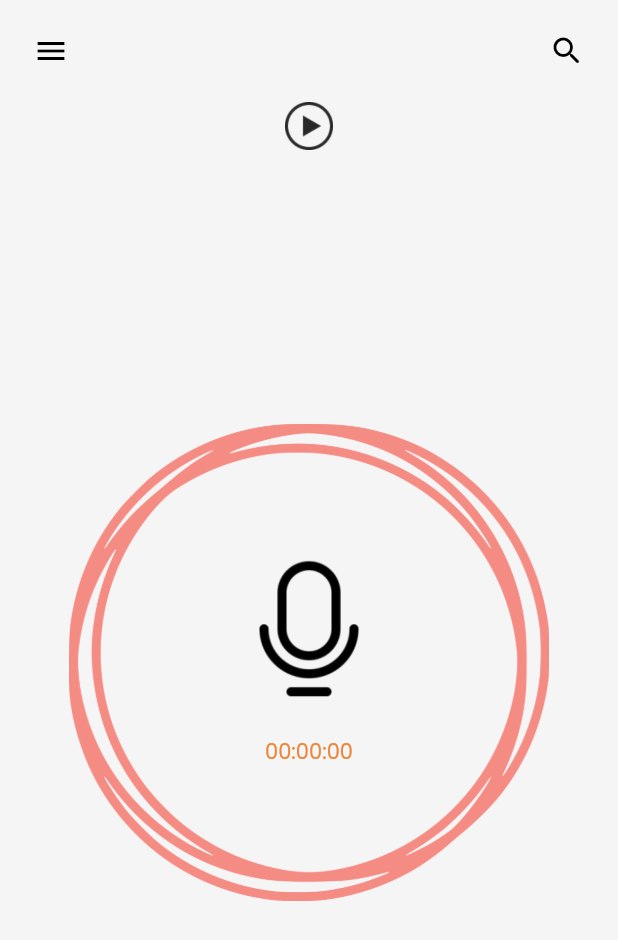
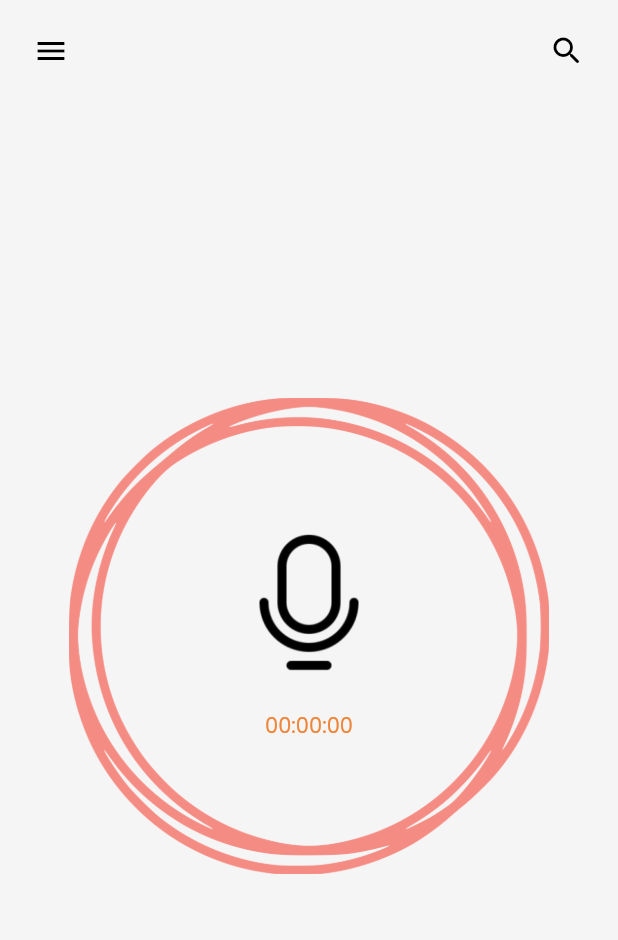
Before and after one commit to 12yanogden/EchoLog, a Flutter app: the screen it shows after launch, on a phone screen of 412 x 824 dp. Shown: the top 940 px of the screen. Run offline on Flutter 3.47's test engine with Material 2 defaults, Android fonts, the phone set to English and light mode, and no system bars; our stand-ins replace auto_size_text, flutter_animate, font_awesome_flutter, from_css_color, go_router, google_fonts and 6 more; missing offline and left inert: flutter_sound, flutter_sound_platform_interface, json_path.

```diff
--- a/lib/home/home_widget.dart
+++ b/lib/home/home_widget.dart
@@ -140,9 +140,6 @@ class _HomeWidgetState extends State<HomeWidget> {
       mainAxisAlignment: MainAxisAlignment.start,
       children: [
         TopBarWidget(),
-        PlayButton(
-            recordingPath:
-                "/data/user/0/com.mycompany.echolog/cache/1677789957252.mp4"),
         Expanded(
           child: Align(
             alignment: AlignmentDirectional(0, -0.1),
```
